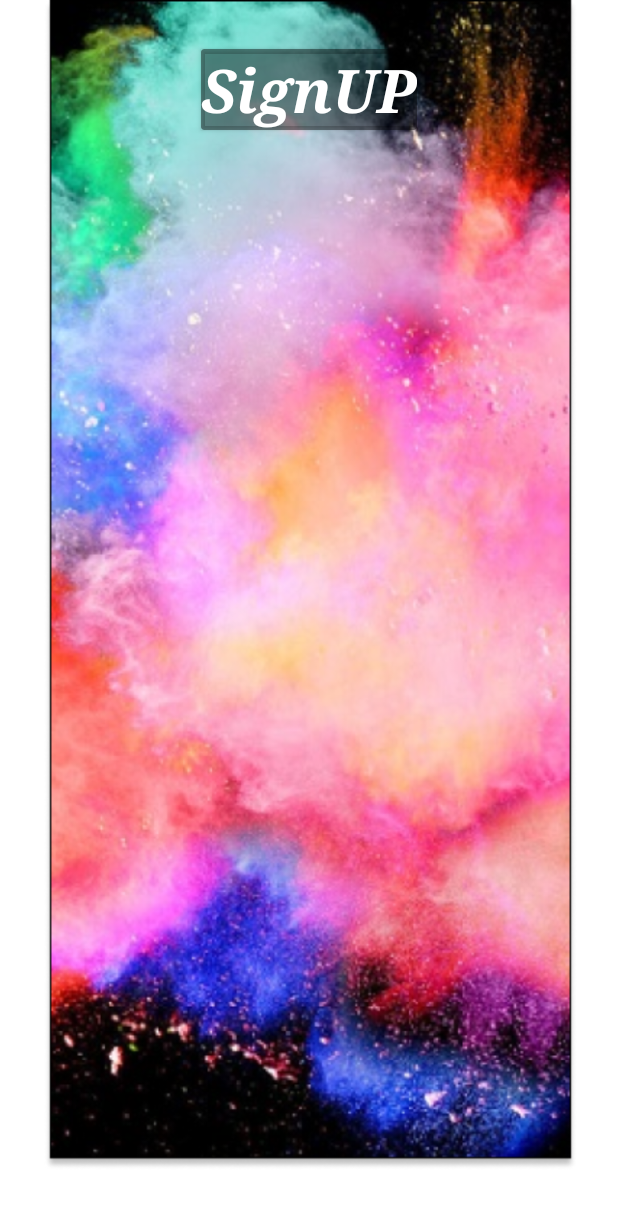
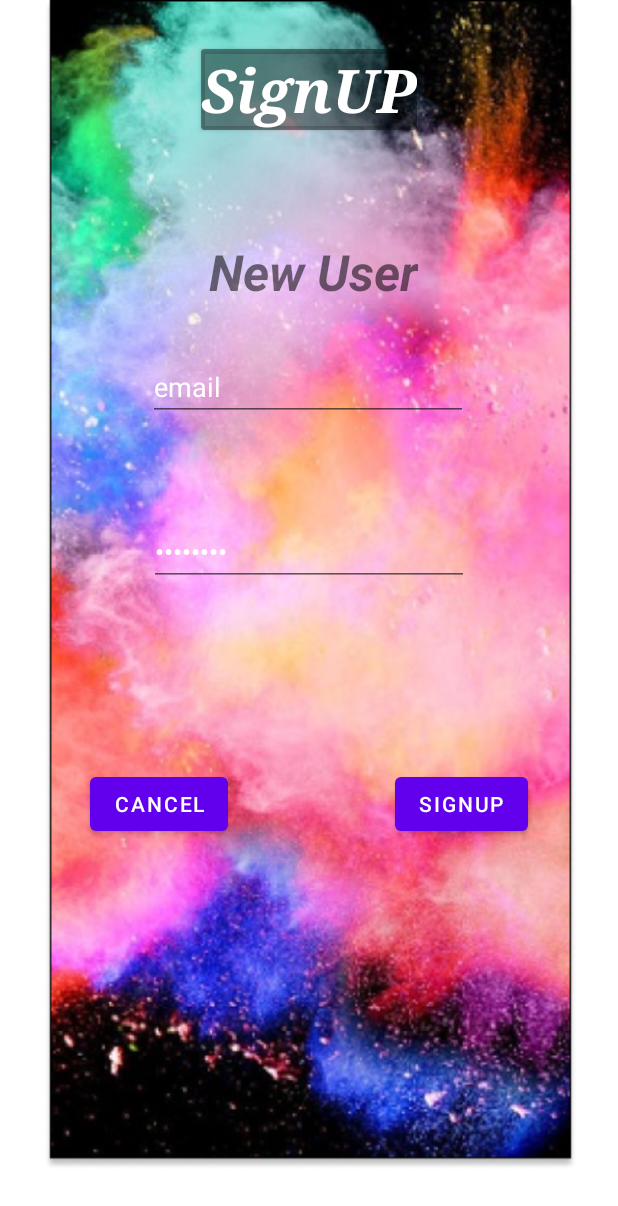
Before and after one commit to Lukasz82M/HappyCake, an Android app: the SignUpFragment screen opened through its navigation route, on a phone screen of 412 x 824 dp. Shown: the top 1206 px of the screen. Run offline under Robolectric (Android 15) with nearby library versions, the phone set to English and light mode, and no system bars; our stand-ins replace data binding; 2 statements that could not run were skipped.

Commit message:
Edit login firebase Login SignUp PLUS Kommentare signUp Screen stand 27.09.22

```diff
--- a/app/src/main/res/layout/fragment_formular.xml
+++ b/app/src/main/res/layout/fragment_formular.xml
@@ -51,6 +51,7 @@
                     android:textColor="@color/white"
                     android:textSize="40sp"
                     android:textStyle="normal|bold|italic" />
+
             </androidx.cardview.widget.CardView>
 
             <RadioButton
@@ -60,10 +61,21 @@
                 android:text="Laktosefrei"
                 app:layout_constraintBottom_toBottomOf="parent"
                 app:layout_constraintEnd_toEndOf="parent"
-                app:layout_constraintHorizontal_bias="0.068"
+                app:layout_constraintHorizontal_bias="0.07"
                 app:layout_constraintStart_toStartOf="parent"
                 app:layout_constraintTop_toBottomOf="@+id/cardView"
                 app:layout_constraintVertical_bias="0.09" />
+
+            <androidx.cardview.widget.CardView
+                android:layout_width="403dp"
+                android:layout_height="391dp"
+                android:layout_marginBottom="32dp"
+                app:cardBackgroundColor="#70000000"
+                app:layout_constraintBottom_toTopOf="@+id/weiter"
+                app:layout_constraintEnd_toEndOf="parent"
+                app:layout_constraintStart_toStartOf="parent"
+                app:layout_constraintTop_toBottomOf="@+id/cardView"
+                app:layout_constraintVertical_bias="0.333" />
 
             <RadioButton
                 android:id="@+id/radioButton2"
@@ -72,7 +84,7 @@
                 android:text="Glutenfrei"
                 app:layout_constraintBottom_toBottomOf="parent"
                 app:layout_constraintEnd_toEndOf="parent"
-                app:layout_constraintHorizontal_bias="0.066"
+                app:layout_constraintHorizontal_bias="0.07"
                 app:layout_constraintStart_toStartOf="parent"
                 app:layout_constraintTop_toBottomOf="@+id/RadioButton"
                 app:layout_constraintVertical_bias="0.09" />
@@ -84,7 +96,7 @@
                 android:text="Zuckeralternative"
                 app:layout_constraintBottom_toBottomOf="parent"
                 app:layout_constraintEnd_toEndOf="parent"
-                app:layout_constraintHorizontal_bias="0.079"
+                app:layout_constraintHorizontal_bias="0.07"
                 app:layout_constraintStart_toStartOf="parent"
                 app:layout_constraintTop_toBottomOf="@+id/radioButton2"
                 app:layout_constraintVertical_bias="0.09" />
@@ -96,7 +108,7 @@
                 android:text="24cm"
                 app:layout_constraintBottom_toBottomOf="parent"
                 app:layout_constraintEnd_toEndOf="parent"
-                app:layout_constraintHorizontal_bias="0.061"
+                app:layout_constraintHorizontal_bias="0.07"
                 app:layout_constraintStart_toStartOf="parent"
                 app:layout_constraintTop_toBottomOf="@+id/radioButton3"
                 app:layout_constraintVertical_bias="0.09" />
@@ -108,7 +120,7 @@
                 android:text="26cm"
                 app:layout_constraintBottom_toBottomOf="parent"
                 app:layout_constraintEnd_toEndOf="parent"
-                app:layout_constraintHorizontal_bias="0.069"
+                app:layout_constraintHorizontal_bias="0.07"
                 app:layout_constraintStart_toStartOf="parent"
                 app:layout_constraintTop_toBottomOf="@+id/radioButton4"
                 app:layout_constraintVertical_bias="0.09" />
--- a/app/src/main/res/layout/fragment_sign_up.xml
+++ b/app/src/main/res/layout/fragment_sign_up.xml
@@ -25,6 +25,7 @@
             tools:scaleType="fitXY" />
 
         <androidx.cardview.widget.CardView
+            android:id="@+id/cardView4"
             android:layout_width="wrap_content"
             android:layout_height="wrap_content"
             app:cardBackgroundColor="#70000000"
@@ -35,7 +36,7 @@
             app:layout_constraintVertical_bias="0.042">
 
             <TextView
-                android:id="@+id/SignUp"
+                android:id="@+id/SignUpTitel"
                 android:layout_width="match_parent"
                 android:layout_height="match_parent"
                 android:fontFamily="serif"
@@ -44,6 +45,69 @@
                 android:textSize="40sp"
                 android:textStyle="normal|bold|italic" />
         </androidx.cardview.widget.CardView>
+
+        <TextView
+            android:id="@+id/NewUserTEXT"
+            android:layout_width="wrap_content"
+            android:layout_height="wrap_content"
+            android:layout_marginTop="72dp"
+            android:text="New User"
+            android:textSize="33sp"
+            android:textStyle="normal|bold|italic"
+            app:layout_constraintEnd_toEndOf="parent"
+            app:layout_constraintHorizontal_bias="0.511"
+            app:layout_constraintStart_toStartOf="parent"
+            app:layout_constraintTop_toBottomOf="@+id/cardView4" />
+
+        <EditText
+            android:id="@+id/SignUpEmailAddress"
+            android:layout_width="wrap_content"
+            android:layout_height="wrap_content"
+            android:layout_marginTop="32dp"
+            android:ems="10"
+            android:inputType="textEmailAddress"
+            android:text="email"
+            android:textColor="@color/white"
+            app:layout_constraintEnd_toEndOf="parent"
+            app:layout_constraintHorizontal_bias="0.497"
+            app:layout_constraintStart_toStartOf="parent"
+            app:layout_constraintTop_toBottomOf="@+id/NewUserTEXT" />
+
+        <EditText
+            android:id="@+id/SignUpNumberPassword"
+            android:layout_width="wrap_content"
+            android:layout_height="wrap_content"
+            android:ems="10"
+            android:inputType="numberPassword"
+            android:text="password"
+            android:textColor="@color/white"
+            app:layout_constraintBottom_toBottomOf="parent"
+            app:layout_constraintEnd_toEndOf="parent"
+            app:layout_constraintStart_toStartOf="parent"
+            app:layout_constraintTop_toBottomOf="@+id/SignUpEmailAddress"
+            app:layout_constraintVertical_bias="0.13" />
+
+        <Button
+            android:id="@+id/Cancel_Button"
+            android:layout_width="wrap_content"
+            android:layout_height="wrap_content"
+            android:layout_marginStart="60dp"
+            android:text="CANCEL"
+            app:layout_constraintBottom_toBottomOf="parent"
+            app:layout_constraintStart_toStartOf="parent"
+            app:layout_constraintTop_toTopOf="parent"
+            app:layout_constraintVertical_bias="0.65999997" />
+
+        <Button
+            android:id="@+id/SignUp_Button"
+            android:layout_width="wrap_content"
+            android:layout_height="wrap_content"
+            android:layout_marginEnd="60dp"
+            android:text="SignUp"
+            app:layout_constraintBottom_toBottomOf="parent"
+            app:layout_constraintEnd_toEndOf="parent"
+            app:layout_constraintTop_toTopOf="parent"
+            app:layout_constraintVertical_bias="0.66" />
     </androidx.constraintlayout.widget.ConstraintLayout>
 
 </FrameLayout>
```
